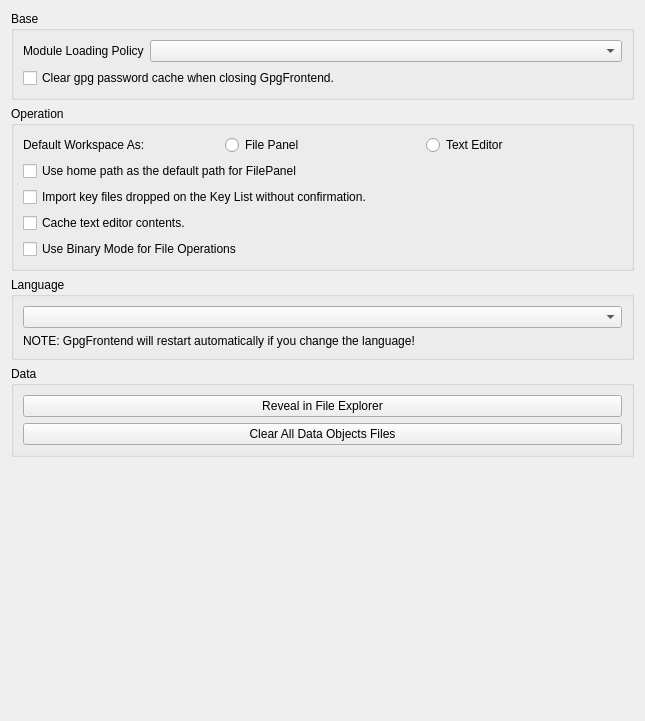
Above: ui/GeneralSettings.ui from saturneric/GpgFrontend before the change. Below: the same form after it.
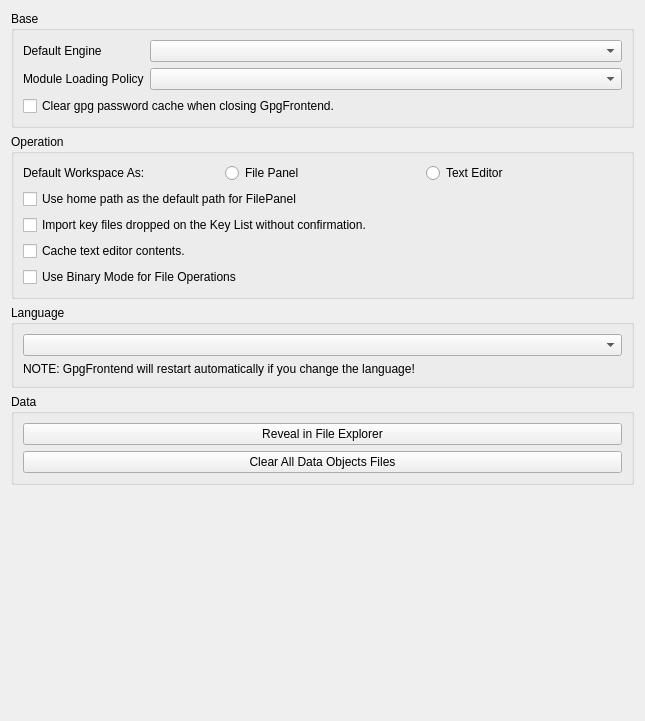
That is the form after the change.

Commit message:
feat(core): allow user to specify default engine
* Introduce a `basic/default_engine` setting to let users explicitly choose their preferred OpenPGP backend
* Update the core initialization logic to respect this setting instead of always defaulting to GnuPG when supported
* Add a configuration option in the General Settings UI to manage the default engine
* Update the Key Database edit dialog to reflect the selected default engine

```diff
--- a/ui/GeneralSettings.ui
+++ b/ui/GeneralSettings.ui
@@ -26,14 +26,14 @@
          <layout class="QVBoxLayout" name="verticalLayout_3">
           <item>
            <layout class="QFormLayout" name="formLayout">
-            <item row="0" column="0">
+            <item row="1" column="0">
              <widget class="QLabel" name="modulePolicyLabel">
               <property name="text">
                <string>Module Loading Policy</string>
               </property>
              </widget>
             </item>
-            <item row="0" column="1">
+            <item row="1" column="1">
              <widget class="QComboBox" name="modulePolicyComboBox">
               <property name="sizePolicy">
                <sizepolicy hsizetype="Preferred" vsizetype="Minimum">
@@ -43,13 +43,23 @@
               </property>
              </widget>
             </item>
-            <item row="1" column="0" colspan="2">
+            <item row="2" column="0" colspan="2">
              <widget class="QCheckBox" name="clearGpgPasswordCacheCheckBox">
               <property name="text">
                <string>Clear gpg password cache when closing GpgFrontend.</string>
               </property>
              </widget>
             </item>
+            <item row="0" column="0">
+             <widget class="QLabel" name="defaultEngineLabel">
+              <property name="text">
+               <string>Default Engine</string>
+              </property>
+             </widget>
+            </item>
+            <item row="0" column="1">
+             <widget class="QComboBox" name="defaultEngineComboBox"/>
+            </item>
            </layout>
           </item>
          </layout>
```
Left out of the diff: 4 changed lines with no effect on the pictures. The commit also changes 3 other files.
